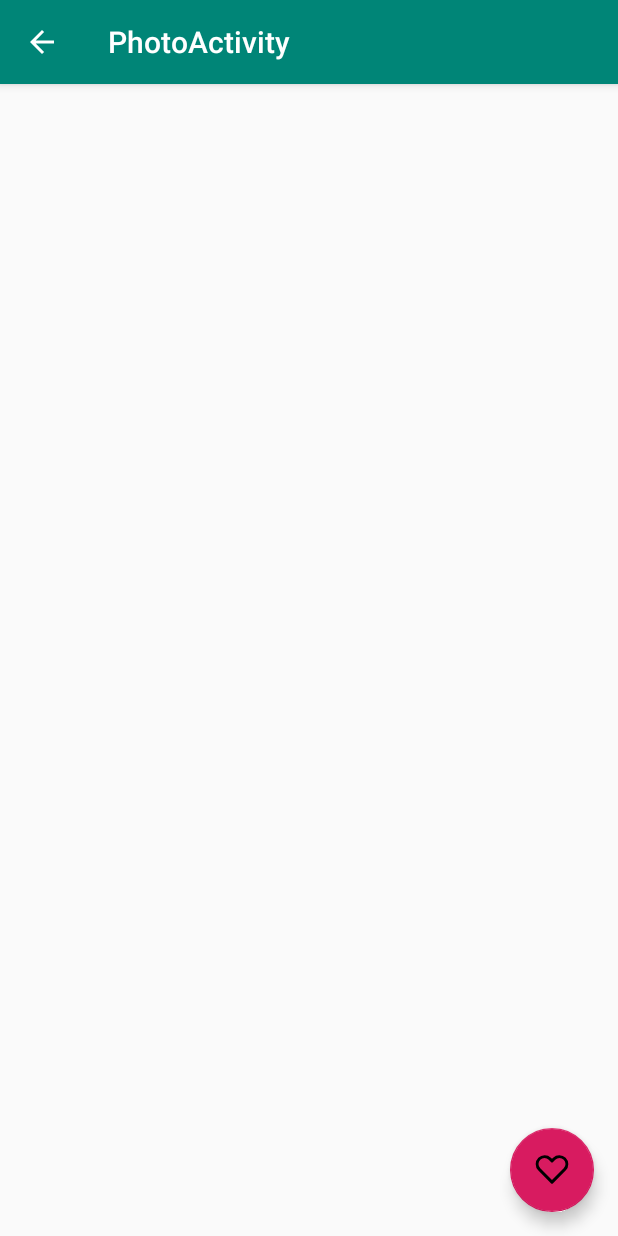
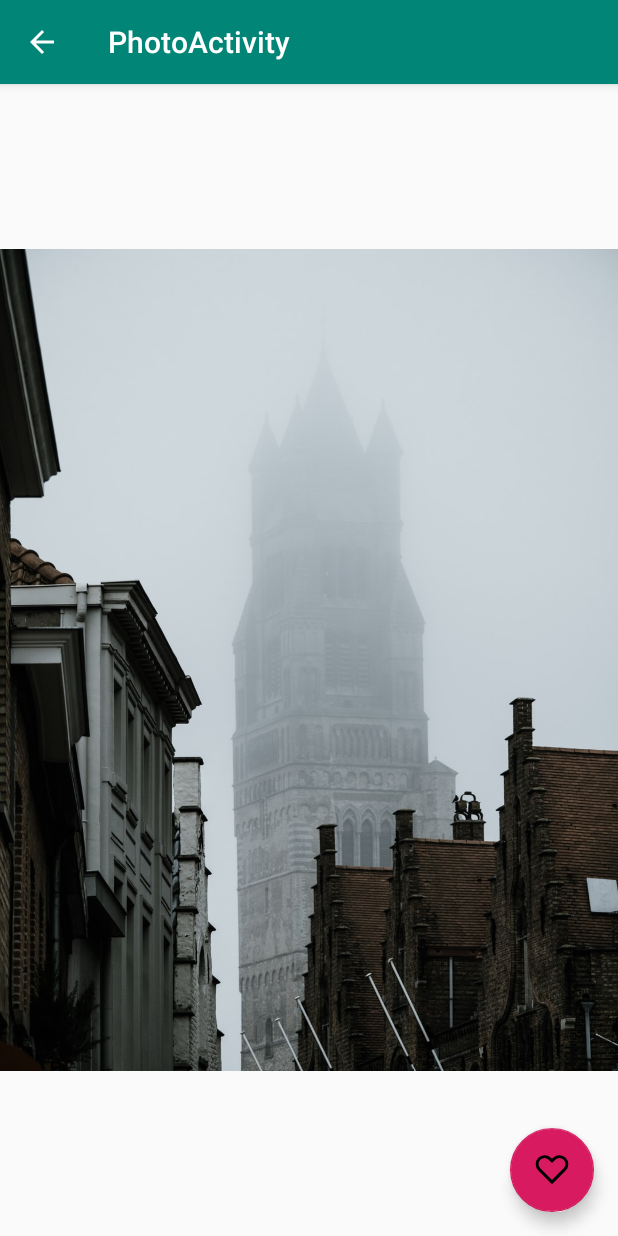
Before and after one commit to r-freeman/photos, an Android app: the screen it shows after launch (PhotoActivity), after a tap on "Belfry of Bruges", on a phone screen of 412 x 824 dp. Run offline under Robolectric (Android 15) with nearby library versions, the phone set to English and light mode, and no system bars; our stand-ins replace ButterKnife, Room's generated code.

Commit message:
Added functionality to display photo in PhotoActivity

```diff
--- a/app/src/main/java/com/example/photos/MainActivity.java
+++ b/app/src/main/java/com/example/photos/MainActivity.java
@@ -5,7 +5,6 @@ import androidx.recyclerview.widget.RecyclerView;
 import androidx.recyclerview.widget.StaggeredGridLayoutManager;
 
 import android.os.Bundle;
-import android.util.Log;
 
 import com.example.photos.model.PhotoEntity;
 import com.example.photos.ui.PhotosAdapter;
@@ -35,12 +34,6 @@ public class MainActivity extends AppCompatActivity {
 
         // load photosData ArrayList with photos from SampleData
         photosData.addAll(SampleData.getPhotos());
-
-        // output each PhotoEntity to Logcat
-        for (PhotoEntity photo :
-                photosData) {
-            Log.i("Photos", photo.toString());
-        }
     }
 
     private void initRecyclerView() {
--- a/app/src/main/java/com/example/photos/PhotoActivity.java
+++ b/app/src/main/java/com/example/photos/PhotoActivity.java
@@ -9,15 +9,28 @@ import androidx.appcompat.widget.Toolbar;
 
 import android.util.Log;
 import android.view.MenuItem;
+import android.widget.ImageView;
 
+import com.example.photos.model.PhotoEntity;
+import com.example.photos.utilities.SampleData;
+
+import java.util.ArrayList;
+import java.util.List;
 import java.util.Objects;
 
+import butterknife.BindView;
 import butterknife.ButterKnife;
 import butterknife.OnClick;
 
+import static com.example.photos.utilities.Constants.DRAWABLE_PATH;
 import static com.example.photos.utilities.Constants.PHOTO_ID;
 
 public class PhotoActivity extends AppCompatActivity {
+
+    private List<PhotoEntity> photosData = new ArrayList<>();
+
+    @BindView(R.id.photo)
+    ImageView mImageView;
 
     @OnClick(R.id.fab)
     void fabClickHandler() {
@@ -36,15 +49,26 @@ public class PhotoActivity extends AppCompatActivity {
 
         Bundle extras = getIntent().getExtras();
 
-        if(extras != null) {
+        photosData.addAll(SampleData.getPhotos());
+
+        if (extras != null) {
             int photoId = extras.getInt(PHOTO_ID);
             Log.i("Photo", "Got " + photoId + " from MainActivity");
+
+            for (PhotoEntity photo : photosData) {
+                if (photoId == photo.getId()) {
+                    mImageView.setImageResource(
+                            getResources().getIdentifier(DRAWABLE_PATH + photo.getFileName(),
+                                    null, getPackageName()));
+                    break;
+                }
+            }
         }
     }
 
     @Override
     public boolean onOptionsItemSelected(@NonNull MenuItem item) {
-        switch(item.getItemId()) {
+        switch (item.getItemId()) {
             case android.R.id.home:
                 startActivity(new Intent(this, MainActivity.class));
                 return true;
--- a/app/src/main/java/com/example/photos/ui/PhotosAdapter.java
+++ b/app/src/main/java/com/example/photos/ui/PhotosAdapter.java
@@ -20,6 +20,7 @@ import java.util.List;
 import butterknife.BindView;
 import butterknife.ButterKnife;
 
+import static com.example.photos.utilities.Constants.DRAWABLE_PATH;
 import static com.example.photos.utilities.Constants.PHOTO_ID;
 
 public class PhotosAdapter extends RecyclerView.Adapter<PhotosAdapter.ViewHolder> {
@@ -33,7 +34,7 @@ public class PhotosAdapter extends RecyclerView.Adapter<PhotosAdapter.ViewHolder
     }
 
     public static int getPhotoId(Context mContext, String photoFileName) {
-        return mContext.getResources().getIdentifier("drawable/" + photoFileName, null, mContext.getPackageName());
+        return mContext.getResources().getIdentifier(DRAWABLE_PATH + photoFileName, null, mContext.getPackageName());
     }
 
     @NonNull
--- a/app/src/main/java/com/example/photos/utilities/Constants.java
+++ b/app/src/main/java/com/example/photos/utilities/Constants.java
@@ -2,4 +2,5 @@ package com.example.photos.utilities;
 
 public class Constants {
     public static final String PHOTO_ID = "photo_id";
+    public static final String DRAWABLE_PATH = "drawable/";
 }
--- a/app/src/main/res/layout/content_photo.xml
+++ b/app/src/main/res/layout/content_photo.xml
@@ -8,4 +8,13 @@
     tools:context=".PhotoActivity"
     tools:showIn="@layout/activity_photo">
 
+    <ImageView
+        android:id="@+id/photo"
+        android:layout_width="match_parent"
+        android:layout_height="0dp"
+        android:scaleType="fitCenter"
+        android:src="@drawable/photo_1575410568144_6a77c281eba5"
+        android:contentDescription="@null"
+        app:layout_constraintBottom_toBottomOf="parent"
+        app:layout_constraintTop_toTopOf="parent" />
 </androidx.constraintlayout.widget.ConstraintLayout>
```
